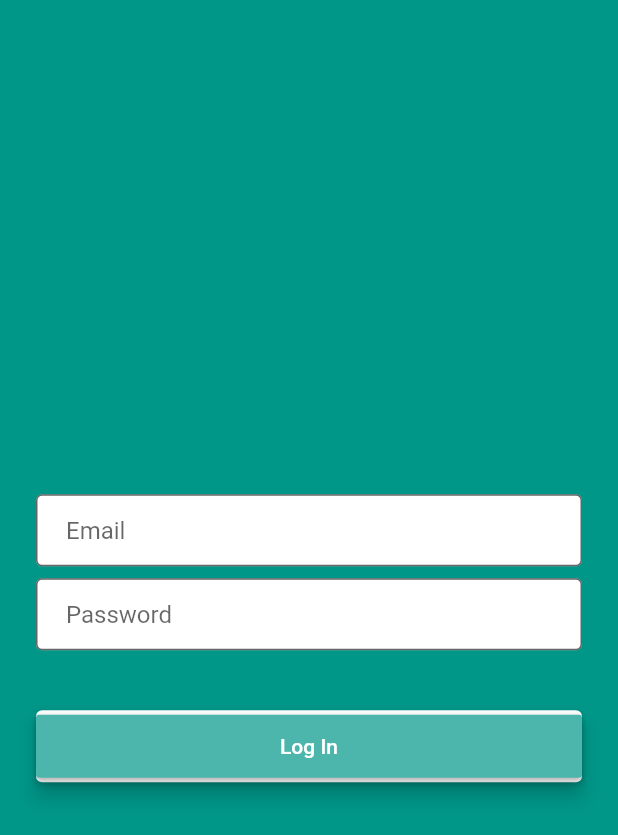
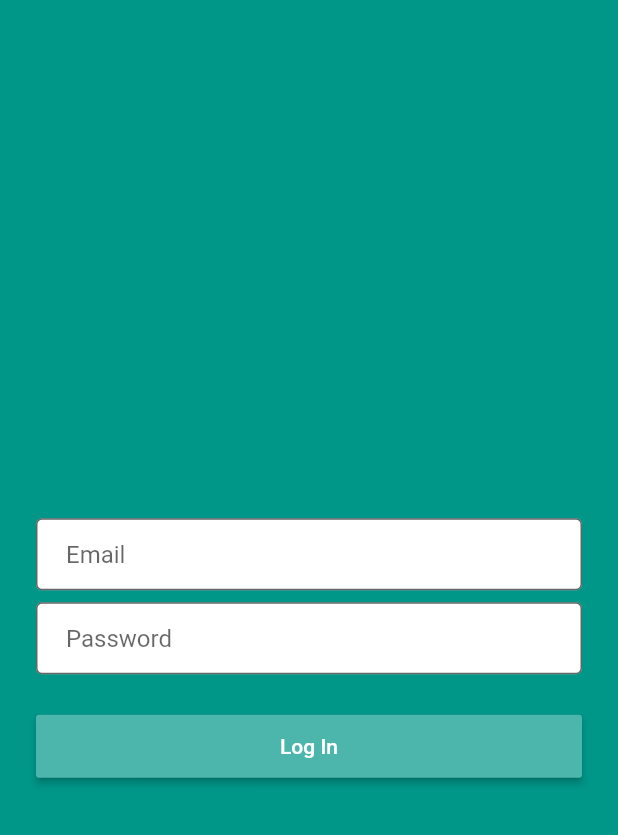
Before and after one commit to rajadain/mmw-flutter, a Flutter app: the screen it shows after launch, on a phone screen of 412 x 824 dp. Shown: the top 835 px of the screen. Run offline on Flutter 3.47's test engine with Material 2 defaults, Android fonts, the phone set to English and light mode, and no system bars; missing offline and left inert: flutter_circular_chart.

Commit message:
Upgrade Flutter, fix button
Not really related to this PR, but needs to happen

```diff
--- a/lib/screens/login.dart
+++ b/lib/screens/login.dart
@@ -53,13 +53,7 @@ class _LoginScreen extends State<LoginScreen> {
       ),
     );
 
-    final loginButton = Padding(
-      padding: EdgeInsets.symmetric(vertical: 16.0),
-      child: Material(
-        borderRadius: BorderRadius.circular(4.0),
-        shadowColor: Colors.teal.shade500,
-        elevation: 5.0,
-        child: MaterialButton(
+    final loginButton = MaterialButton(
       minWidth: 200.0,
       height: 42.0,
       color: Colors.teal.shade300,
@@ -84,8 +78,6 @@ class _LoginScreen extends State<LoginScreen> {
       child: Text(
         'Log In',
         style: TextStyle(color: Colors.white),
-          ),
-        ),
       ),
     );
 
```
Also changed, not shown: 1 other file. Lines whose indentation alone changed are shown as unchanged.
